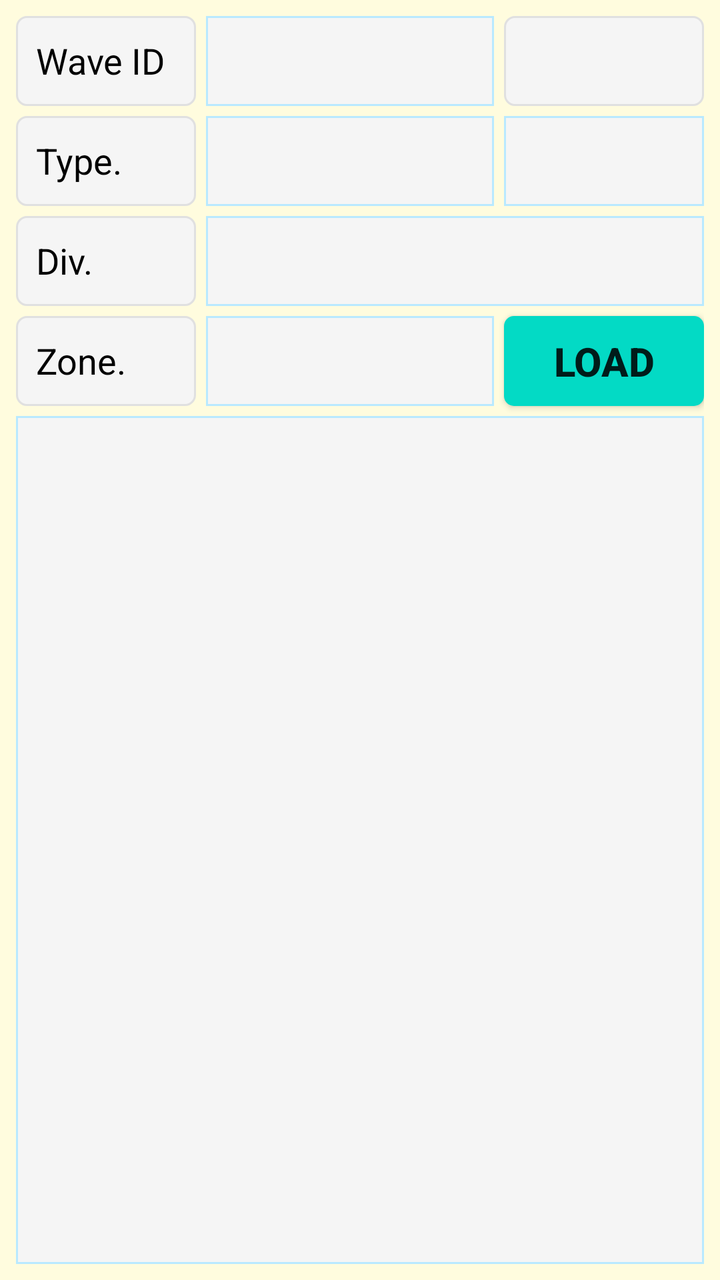
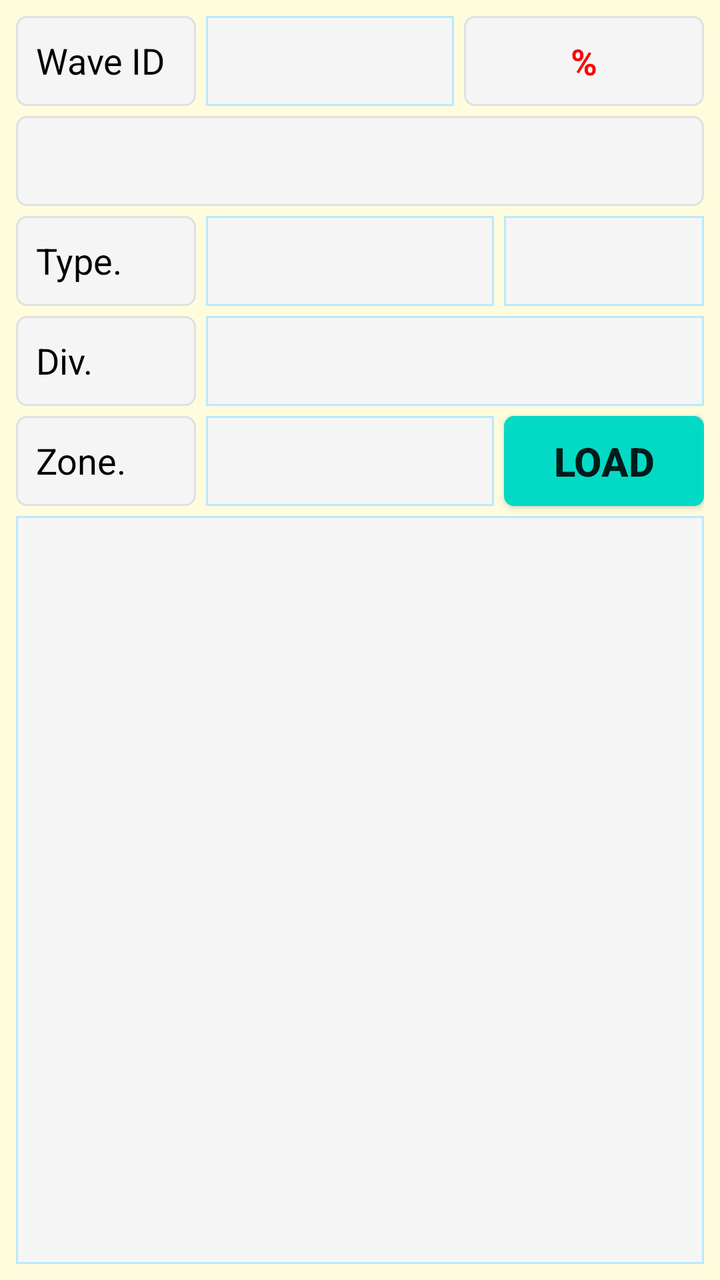

An Android layout rendered at two revisions. The XML below is the earlier revision; the diff shows what the commit changed to produce the second picture.
<!-- AndroidManifest.xml: application theme AppTheme -->
<!-- res/layout/fragment_bin_storage_wave_pick.xml -->
<?xml version="1.0" encoding="utf-8"?>
<FrameLayout xmlns:android="http://schemas.android.com/apk/res/android"
    xmlns:app="http://schemas.android.com/apk/res-auto"
    xmlns:tools="http://schemas.android.com/tools"
    android:layout_width="match_parent"
    android:layout_height="match_parent"
    android:background="@color/backColor"
    tools:context=".ui.binstoragewavepick.BinStorageWavePickFragment">

    <androidx.constraintlayout.widget.ConstraintLayout
        android:layout_width="match_parent"
        android:layout_height="match_parent"
        android:padding="8dp">

        <TextView
            android:id="@+id/TextView10"
            android:layout_width="90dp"
            android:layout_height="45dp"
            android:background="@drawable/et_custom"
            android:gravity="left"
            android:hint=""
            android:padding="10dp"
            android:text="Wave ID"
            android:textColor="@color/coloBlack"
            android:textSize="18dp"
            app:layout_constraintStart_toStartOf="parent"
            app:layout_constraintTop_toTopOf="parent" />

        <Spinner
            android:id="@+id/sp_bin_storage_wave_pick_wave_id"
            android:layout_width="0dp"
            android:layout_height="45dp"
            android:layout_marginLeft="5dp"
            android:layout_marginRight="5dp"
            android:background="@drawable/et_custom_total"
            android:gravity="center"
            android:hint=""
            android:padding="8dp"
            android:textSize="18dp"
            app:layout_constraintEnd_toStartOf="@+id/tv_bin_storage_wave_pick_wave_id_percentage"
            app:layout_constraintHorizontal_bias="0.277"
            app:layout_constraintStart_toEndOf="@+id/TextView10"
            app:layout_constraintTop_toTopOf="@+id/TextView10" />


        <TextView
            android:id="@+id/tv_bin_storage_wave_pick_wave_id_percentage"
            android:layout_width="100dp"
            android:layout_height="45dp"
            android:background="@drawable/et_custom"
            android:gravity="left"
            android:hint=""
            android:padding="10dp"
            android:text=""
            android:textColor="@color/coloBlack"
            android:textSize="18dp"
            app:layout_constraintEnd_toEndOf="parent"
            app:layout_constraintTop_toTopOf="parent" />

        <TextView
            android:id="@+id/TextView7"
            android:layout_width="90dp"
            android:layout_height="45dp"
            android:layout_marginTop="5dp"
            android:background="@drawable/et_custom"
            android:gravity="left"
            android:hint=""
            android:padding="10dp"
            android:text="Type."
            android:textColor="@color/coloBlack"
            android:textSize="18dp"
            app:layout_constraintStart_toStartOf="parent"
            app:layout_constraintTop_toBottomOf="@+id/TextView10" />

        <TextView
            android:id="@+id/TextView8"
            android:layout_width="90dp"
            android:layout_height="45dp"
            android:layout_marginTop="5dp"
            android:background="@drawable/et_custom"
            android:gravity="left"
            android:hint=""
            android:padding="10dp"
            android:text="Div."
            android:textColor="@color/coloBlack"
            android:textSize="18dp"
            app:layout_constraintStart_toStartOf="parent"
            app:layout_constraintTop_toBottomOf="@+id/TextView7" />

        <TextView
            android:id="@+id/TextView1"
            android:layout_width="90dp"
            android:layout_height="45dp"
            android:layout_marginTop="5dp"
            android:background="@drawable/et_custom"
            android:gravity="left"
            android:hint=""
            android:padding="10dp"
            android:text="Zone."
            android:textColor="@color/coloBlack"
            android:textSize="18dp"
            app:layout_constraintStart_toStartOf="parent"
            app:layout_constraintTop_toBottomOf="@+id/TextView8" />

        <Spinner
            android:id="@+id/sp_bin_storage_wave_pick_type"
            android:layout_width="0dp"
            android:layout_height="45dp"
            android:layout_marginLeft="5dp"
            android:layout_marginRight="5dp"
            android:background="@drawable/et_custom_total"
            android:gravity="center"
            android:hint=""
            android:padding="8dp"
            android:textSize="18dp"
            app:layout_constraintEnd_toStartOf="@+id/sp_bin_storage_wave_pick_tote_type"
            app:layout_constraintHorizontal_bias="0.277"
            app:layout_constraintStart_toEndOf="@+id/TextView7"
            app:layout_constraintTop_toTopOf="@+id/TextView7" />

        <Spinner
            android:id="@+id/sp_bin_storage_wave_pick_div"
            android:layout_width="0dp"
            android:layout_height="45dp"
            android:layout_marginLeft="5dp"
            android:background="@drawable/et_custom_total"
            android:gravity="center"
            android:hint=""
            android:padding="8dp"
            android:textSize="18dp"
            app:layout_constraintEnd_toEndOf="parent"
            app:layout_constraintStart_toEndOf="@+id/TextView8"
            app:layout_constraintTop_toTopOf="@+id/TextView8" />

        <Spinner
            android:id="@+id/sp_bin_storage_wave_pick_tote_type"
            android:layout_width="100dp"
            android:layout_height="45dp"
            android:background="@drawable/et_custom_total"
            android:gravity="center"
            android:hint=""
            android:padding="8dp"
            android:textSize="18dp"
            app:layout_constraintEnd_toEndOf="parent"
            app:layout_constraintTop_toTopOf="@+id/TextView7" />

        <Spinner
            android:id="@+id/sp_bin_storage_wave_pick_rack"
            android:layout_width="0dp"
            android:layout_height="45dp"
            android:layout_marginLeft="5dp"
            android:layout_marginRight="5dp"
            android:background="@drawable/et_custom_total"
            android:gravity="center"
            android:hint=""
            android:padding="8dp"
            android:textSize="18dp"
            app:layout_constraintEnd_toStartOf="@+id/bt_bin_storage_wave_pick_load"
            app:layout_constraintStart_toEndOf="@+id/TextView1"
            app:layout_constraintTop_toTopOf="@+id/TextView1" />

        <Button
            android:id="@+id/bt_bin_storage_wave_pick_load"
            android:layout_width="100dp"
            android:layout_height="0dp"
            android:background="@drawable/btn_custom1"
            android:text="LOAD"
            android:textAllCaps="false"
            android:textSize="20sp"
            android:textStyle="bold"
            app:layout_constraintBottom_toBottomOf="@+id/sp_bin_storage_wave_pick_rack"
            app:layout_constraintEnd_toEndOf="parent"
            app:layout_constraintTop_toTopOf="@+id/sp_bin_storage_wave_pick_rack"
            tools:ignore="TouchTargetSizeCheck" />

        <ListView
            android:id="@+id/lv_bin_storage_wave_pick_details"
            android:layout_width="0dp"
            android:layout_height="0dp"
            android:layout_marginTop="5dp"
            android:background="@drawable/et_custom_total"
            app:layout_constraintBottom_toBottomOf="parent"
            app:layout_constraintEnd_toEndOf="parent"
            app:layout_constraintHorizontal_bias="0.0"
            app:layout_constraintStart_toStartOf="parent"
            app:layout_constraintTop_toBottomOf="@+id/TextView1"
            app:layout_constraintVertical_bias="1.0" />

    </androidx.constraintlayout.widget.ConstraintLayout>


</FrameLayout>
<!-- resources referenced by this layout -->
<resources>
  <color name="backColor">#FFFCDE</color>
  <color name="coloBlack">#000000</color>
  <!-- drawable btn_custom1 (drawable) -->
  <?xml version="1.0" encoding="utf-8"?>
  <shape xmlns:android="http://schemas.android.com/apk/res/android"
      android:padding="10dp"
      android:shape="rectangle" >
  
      <solid android:color="@color/colorBtn" />
  
      <corners
          android:bottomLeftRadius="5dp"
          android:bottomRightRadius="5dp"
          android:topLeftRadius="5dp"
          android:topRightRadius="5dp" />
  
  </shape>
  <!-- drawable et_custom (drawable) -->
  <?xml version="1.0" encoding="utf-8"?>
  <shape xmlns:android="http://schemas.android.com/apk/res/android"
      android:padding="10dp"
      android:shape="rectangle" >
  
      <solid android:color="#f5f5f5" />
  
      <stroke
          android:width="1dp"
          android:color="#e0e0e0" />
  
      <corners
          android:bottomLeftRadius="5dp"
          android:bottomRightRadius="5dp"
          android:topLeftRadius="5dp"
          android:topRightRadius="5dp" />
  
  </shape>
  <!-- drawable et_custom_total (drawable) -->
  <?xml version="1.0" encoding="utf-8"?>
  <shape xmlns:android="http://schemas.android.com/apk/res/android"
      android:padding="10dp"
      android:shape="rectangle" >
  
      <solid android:color="#f5f5f5" />
  
      <stroke
          android:width="1dp"
          android:color="#B9E9FF" />
  
      <corners
          android:bottomLeftRadius="0dp"
          android:bottomRightRadius="0dp"
          android:topLeftRadius="0dp"
          android:topRightRadius="0dp" />
  
  </shape>
  <style name="AppTheme" parent="Theme.AppCompat.Light.NoActionBar">
          
          <item name="colorPrimary">@color/colorPrimary</item>
          <item name="colorPrimaryDark">@color/colorPrimaryDark</item>
          <item name="colorAccent">@color/colorAccent</item>
      </style>
  <color name="colorBtn">#03DAC5</color>
  <color name="colorPrimary">#ffb200</color>
  <color name="colorPrimaryDark">#ffb200</color>
  <color name="colorAccent">#000000</color>
</resources>

<!-- the commit's change to res/layout/fragment_bin_storage_wave_pick.xml (unified diff, before → after) -->
@@ -42,20 +42,36 @@
             app:layout_constraintStart_toEndOf="@+id/TextView10"
             app:layout_constraintTop_toTopOf="@+id/TextView10" />
 
-
         <TextView
             android:id="@+id/tv_bin_storage_wave_pick_wave_id_percentage"
-            android:layout_width="100dp"
-            android:layout_height="45dp"
-            android:background="@drawable/et_custom"
-            android:gravity="left"
-            android:hint=""
-            android:padding="10dp"
+            android:layout_width="120dp"
+            android:layout_height="45dp"
+            android:background="@drawable/et_custom"
+            android:gravity="center"
+            android:hint=""
+            android:padding="10dp"
+            android:textStyle="bold"
+            android:text="%"
+            android:textColor="@color/coloRed"
+            android:textSize="18dp"
+            app:layout_constraintEnd_toEndOf="parent"
+            app:layout_constraintTop_toTopOf="parent" />
+
+        <TextView
+            android:id="@+id/tv_bin_storage_wave_pick_wave_remarks"
+            android:layout_width="0dp"
+            android:layout_height="45dp"
+            android:layout_marginTop="5dp"
+            android:background="@drawable/et_custom"
+            android:gravity="left"
+            android:hint=""
+            android:padding="6dp"
             android:text=""
             android:textColor="@color/coloBlack"
-            android:textSize="18dp"
-            app:layout_constraintEnd_toEndOf="parent"
-            app:layout_constraintTop_toTopOf="parent" />
+            android:textSize="14dp"
+            app:layout_constraintEnd_toEndOf="parent"
+            app:layout_constraintStart_toStartOf="parent"
+            app:layout_constraintTop_toBottomOf="@+id/TextView10" />
 
         <TextView
             android:id="@+id/TextView7"
@@ -70,7 +86,7 @@
             android:textColor="@color/coloBlack"
             android:textSize="18dp"
             app:layout_constraintStart_toStartOf="parent"
-            app:layout_constraintTop_toBottomOf="@+id/TextView10" />
+            app:layout_constraintTop_toBottomOf="@+id/tv_bin_storage_wave_pick_wave_remarks" />
 
         <TextView
             android:id="@+id/TextView8"
<!-- resource entries referenced after the edit -->
@@ -2,6 +2,7 @@
 <resources>
   <color name="backColor">#FFFCDE</color>
   <color name="coloBlack">#000000</color>
+  <color name="coloRed">#ff0000</color>
   <!-- drawable btn_custom1 (drawable) -->
   <?xml version="1.0" encoding="utf-8"?>
   <shape xmlns:android="http://schemas.android.com/apk/res/android"
